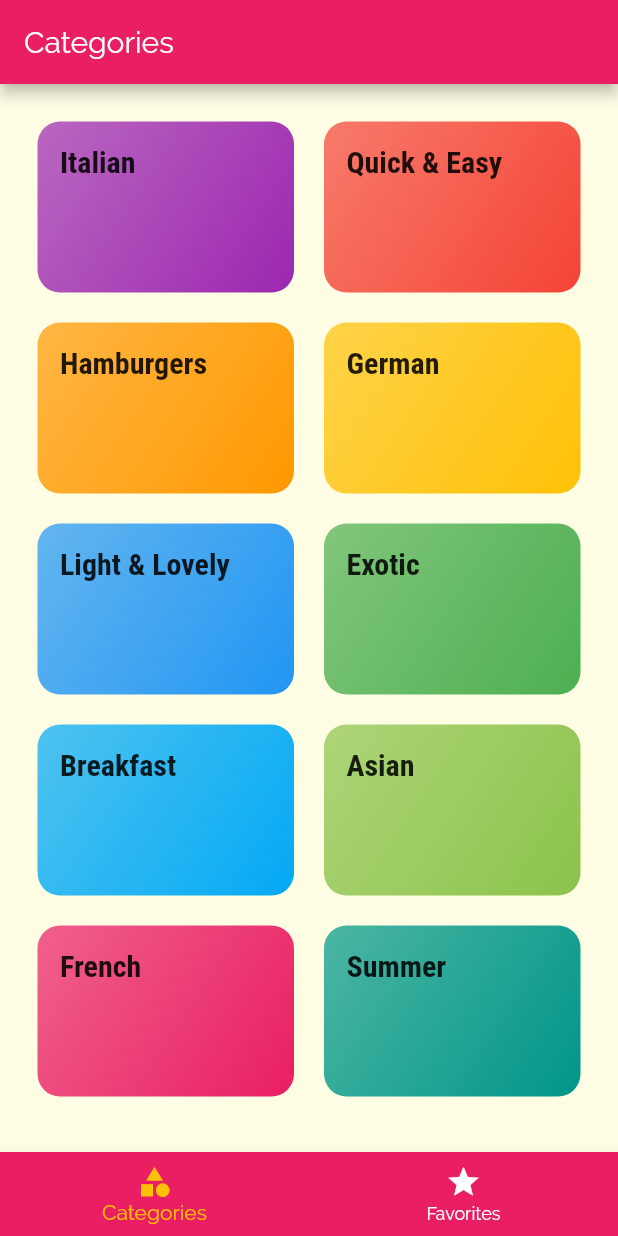
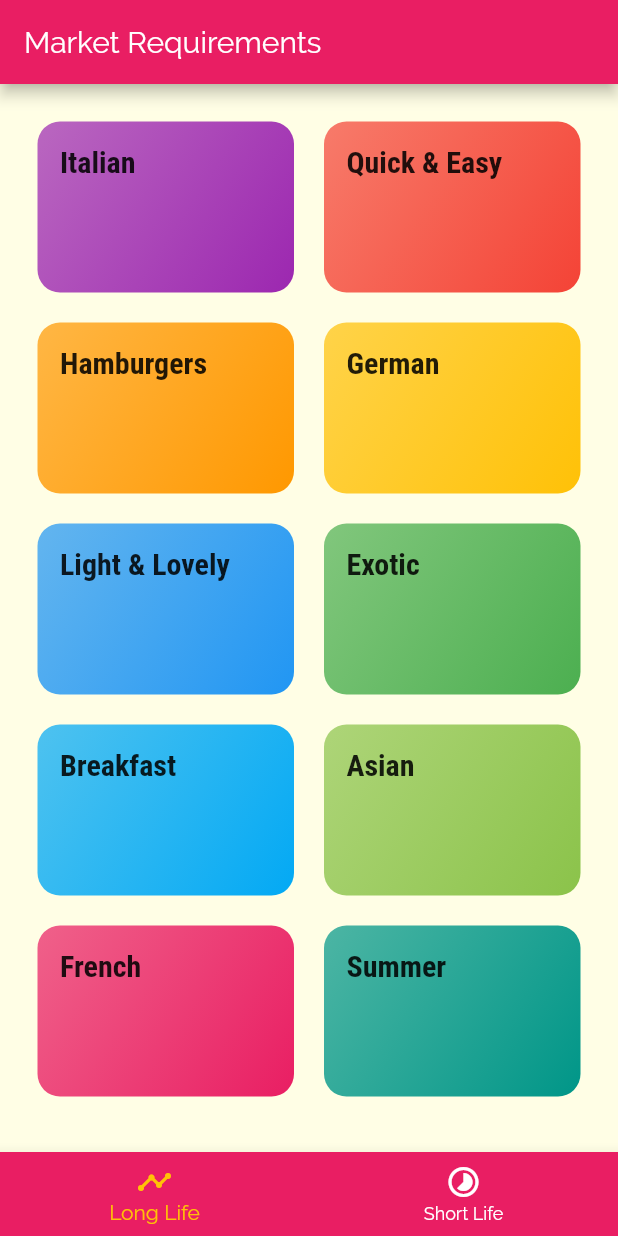
Before and after one commit to AbhayVAshokan/BeachHack2, a Flutter app: the screen it shows after launch, on a phone screen of 412 x 824 dp. Run offline on Flutter 3.47's test engine with Material 2 defaults, Android fonts, the phone set to English and light mode, and no system bars.

Commit message:
small changes

```diff
--- a/farmer_app/lib/main.dart
+++ b/farmer_app/lib/main.dart
@@ -11,7 +11,7 @@ class MyApp extends StatelessWidget {
   @override
   Widget build(BuildContext context) {
     return MaterialApp(
-      title: 'DeliMeals',
+      title: "I'm in",
       debugShowCheckedModeBanner: false,
       theme: ThemeData(
         primarySwatch: Colors.pink,
@@ -31,22 +31,13 @@ class MyApp extends StatelessWidget {
               fontWeight: FontWeight.bold,
             )),
       ),
-      // home: CategoriesScreen(),
-      initialRoute: '/', // default is '/'
+      initialRoute: '/',
       routes: {
         '/': (ctx) => TabsScreen(),
         CategoryMealsScreen.routeName: (ctx) => CategoryMealsScreen(),
         MealDetailScreen.routeName: (ctx) => MealDetailScreen(),
       },
-      onGenerateRoute: (settings) {
-        print(settings.arguments);
-        // if (settings.name == '/meal-detail') {
-        //   return ...;
-        // } else if (settings.name == '/something-else') {
-        //   return ...;
-        // }
-        // return MaterialPageRoute(builder: (ctx) => CategoriesScreen(),);
-      },
+
       onUnknownRoute: (settings) {
         return MaterialPageRoute(builder: (ctx) => CategoriesScreen(),);
       },
--- a/farmer_app/lib/screens/tabs_screen.dart
+++ b/farmer_app/lib/screens/tabs_screen.dart
@@ -12,7 +12,7 @@ class _TabsScreenState extends State<TabsScreen> {
   final List<Map<String, Object>> _pages = [
     {
       'page': CategoriesScreen(),
-      'title': 'Categories',
+      'title': 'Market Requirements',
     },
     {
       'page': FavoritesScreen(),
@@ -44,13 +44,13 @@ class _TabsScreenState extends State<TabsScreen> {
         items: [
           BottomNavigationBarItem(
             backgroundColor: Theme.of(context).primaryColor,
-            icon: Icon(Icons.category),
-            title: Text('Categories'),
+            icon: Icon(Icons.timeline),
+            title: Text('Long Life'),
           ),
           BottomNavigationBarItem(
             backgroundColor: Theme.of(context).primaryColor,
-            icon: Icon(Icons.star),
-            title: Text('Favorites'),
+            icon: Icon(Icons.timelapse),
+            title: Text('Short Life'),
           ),
         ],
       ),
```
Also changed, not shown: 1 other file.
